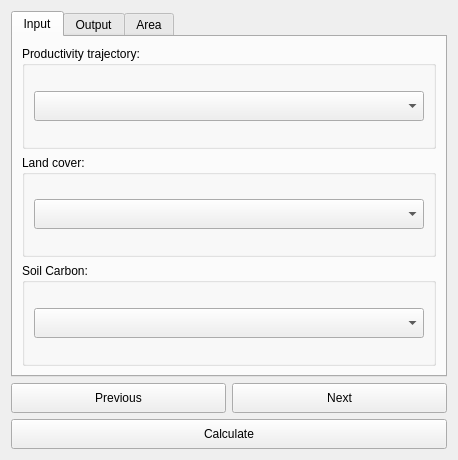
Qt form LDMP/gui/DlgReportingUNCCD.ui (ConservationInternational/trends.earth) before a commit.
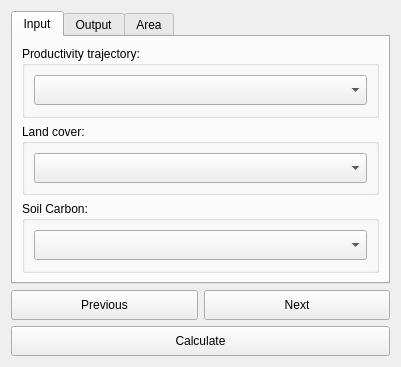
The same form after that commit.

Diff of the .ui file:
```diff
--- a/LDMP/gui/DlgReportingUNCCD.ui
+++ b/LDMP/gui/DlgReportingUNCCD.ui
@@ -6,8 +6,8 @@
    <rect>
     <x>0</x>
     <y>0</y>
-    <width>458</width>
-    <height>460</height>
+    <width>401</width>
+    <height>338</height>
    </rect>
   </property>
   <property name="sizePolicy">
```
